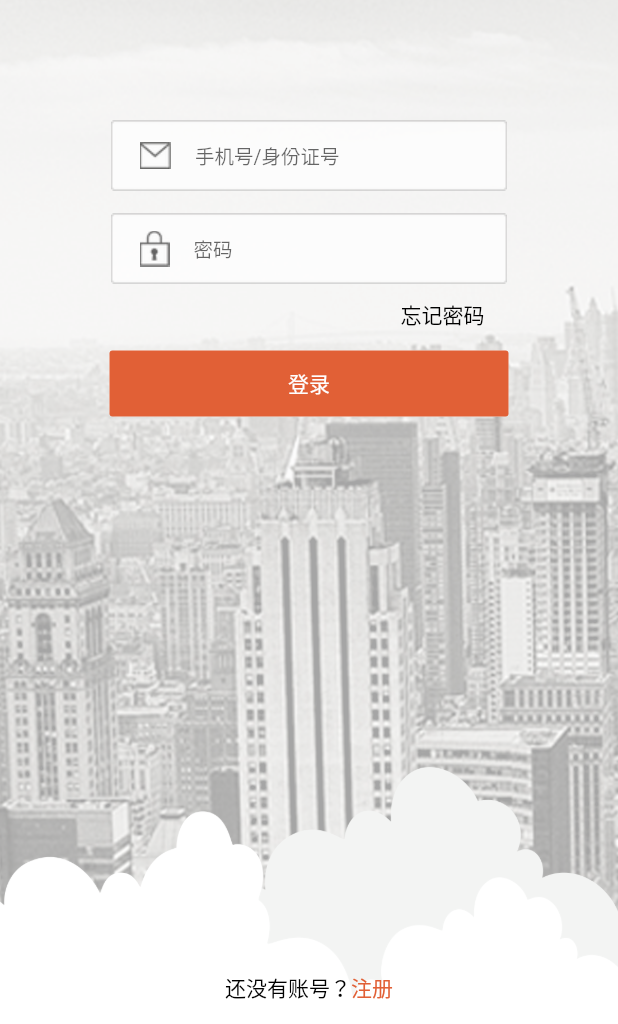
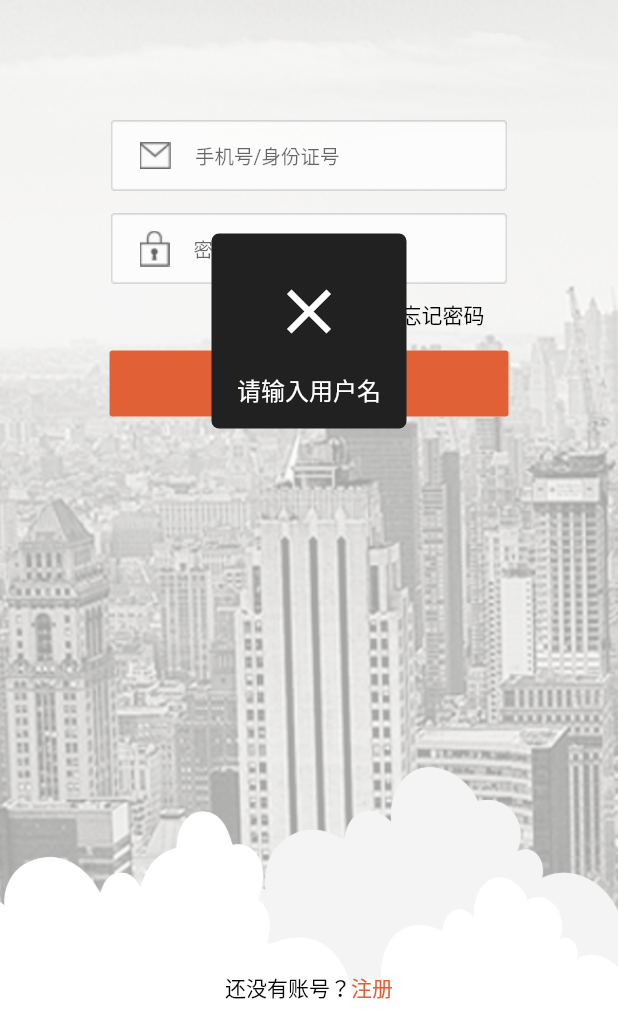
Before and after one commit to ShiXianjun-2016/flutter_dhyt, a Flutter app: the screen it shows after launch, after a tap on "登录", on a phone screen of 412 x 824 dp, the part 212-1236 px from its top. Run offline on Flutter 3.47's test engine with Material 2 defaults, Android fonts, the phone set to English and light mode, and no system bars.

Commit message:
hud 解决

```diff
--- /dev/null
+++ b/lib/Helper/ProgressHud/SJProgressHud.dart
@@ -0,0 +1,217 @@
+import 'dart:math';
+import 'package:flutter/material.dart';
+import 'package:flutter/cupertino.dart';
+import 'package:flutter_dhyt/Helper/ProgressHud/SJProgressbar.dart';
+
+
+enum ProgressHudType {
+  /// show loading with CupertinoActivityIndicator and text
+  loading,
+  /// show Icons.check and Text
+  success,
+  /// show Icons.close and Text
+  error,
+  /// show circle progress view and text
+  progress
+}
+
+/// show progresshud like ios app
+class ProgressHud extends StatefulWidget {
+  /// the offsetY of hudview postion from center, default is -50
+  final double offsetY;
+  final Widget child;
+
+  static ProgressHudState of(BuildContext context) {
+    final ProgressHudState progressHud = context.ancestorStateOfType(const TypeMatcher<ProgressHudState>());
+    if(progressHud != null){
+      return progressHud;
+    }else{
+      return context.rootAncestorStateOfType(const TypeMatcher<ProgressHudState>());
+    }
+  }
+
+  ProgressHud({ @required this.child, this.offsetY = -50, Key key })
+      : super(key: key);
+
+  @override
+  ProgressHudState createState() => ProgressHudState();
+}
+
+
+class ProgressHudState extends State<ProgressHud> with SingleTickerProviderStateMixin {
+  AnimationController _animation;
+
+  var _isVisible = false;
+  var _text = "";
+  var _opacity = 0.0;
+  var _progressType = ProgressHudType.loading;
+  var _progressValue = 0.0;
+
+  @override
+  void initState() {
+    _animation = AnimationController(
+        duration: const Duration(milliseconds: 200),
+        vsync: this
+    )..addListener(() {
+      setState(() {
+        _opacity = _animation.value;
+      });
+    })..addStatusListener((status) {
+      if (status == AnimationStatus.dismissed) {
+        setState(() {
+          _isVisible = false;
+        });
+      }
+    });
+    super.initState();
+  }
+
+  @override
+  void dispose() {
+    _animation.dispose();
+    _animation = null;
+    super.dispose();
+  }
+
+  /// dismiss hud
+  void dismiss() {
+    _animation?.reverse();
+  }
+
+  /// show hud with type and text
+  void show(ProgressHudType type, String text) {
+    if (_animation != null) {
+      _animation.forward();
+      setState(() {
+        _isVisible = true;
+        _text = text;
+        _progressType = type;
+      });
+    }
+  }
+
+  /// show loading with text
+  void showLoading({String text = "loading"}) {
+    this.show(ProgressHudType.loading, text);
+  }
+
+  /// show success icon with text and dismiss automatic
+  Future showSuccessAndDismiss({String text}) async {
+    await this.showAndDismiss(ProgressHudType.success, text);
+  }
+
+  /// show error icon with text and dismiss automatic
+  Future showErrorAndDismiss({String text}) async {
+    await this.showAndDismiss(ProgressHudType.error, text);
+  }
+
+  /// update progress value and text when ProgressHudType = progress
+  ///
+  /// should call `show(ProgressHudType.progress, "Loading")` before use
+  void updateProgress(double progress, String text) {
+    setState(() {
+      _progressValue = progress;
+      _text = text;
+    });
+  }
+
+  /// show hud and dismiss automatically
+  Future showAndDismiss(ProgressHudType type, String text) async {
+    show(type, text);
+    var millisecond = max(500 + text.length * 200, 1000);
+    var duration = Duration(milliseconds: millisecond);
+    await Future.delayed(duration);
+    dismiss();
+  }
+
+  @override
+  Widget build(BuildContext context) {
+    return Stack(
+      children: <Widget>[
+        widget.child,
+        Offstage(
+            offstage: !_isVisible,
+            child: Opacity(
+              opacity: _opacity,
+              child: _createHud(),
+            )
+        )
+      ],
+    );
+  }
+
+  Widget _createHud() {
+    const double kIconSize = 50;
+    switch (_progressType) {
+      case ProgressHudType.loading:
+        var sizeBox = SizedBox(
+            width: kIconSize,
+            height: kIconSize,
+            child: CupertinoActivityIndicator(animating: true, radius: 15)
+        );
+        return _createHudView(sizeBox);
+      case ProgressHudType.error:
+        return _createHudView(Icon(Icons.close, color: Colors.white, size: kIconSize));
+      case ProgressHudType.success:
+        return _createHudView(Icon(Icons.check, color: Colors.white, size: kIconSize));
+      case ProgressHudType.progress:
+        var progressWidget = CustomPaint(
+          painter: CircleProgressBarPainter(progress: _progressValue),
+          size: Size(kIconSize, kIconSize),
+        );
+        return _createHudView(progressWidget);
+      default:
+        throw Exception("not implementation");
+    }
+  }
+
+  Widget _createHudView(Widget child) {
+    return Stack(
+      children: <Widget>[
+        // do not response touch event
+        IgnorePointer(
+          ignoring: false,
+          child: Container(
+            color: Colors.transparent,
+            width: double.infinity,
+            height: double.infinity,
+          ),
+        ),
+        Center(
+          child: Container(
+            margin: EdgeInsets.fromLTRB(10, 10, 10, 10 - widget.offsetY * 2),
+            decoration: BoxDecoration(
+                color: Color.fromARGB(255, 33, 33, 33),
+                borderRadius: BorderRadius.circular(5)
+            ),
+            constraints: BoxConstraints(
+                minHeight: 130,
+                minWidth: 130
+            ),
+
+            child: Padding(
+              padding: EdgeInsets.all(12),
+              child: Column(
+                mainAxisSize: MainAxisSize.min,
+                children: <Widget>[
+                  Container(
+                    padding: EdgeInsets.all(15),
+                    child: child,
+                  ),
+                  Container(
+                    child: Text(
+                        _text,
+                        textAlign: TextAlign.center,
+                        style: TextStyle(color: Colors.white, fontSize: 16)
+                    ),
+                  )
+
+                ],
+              ),
+            ),
+          ),
+        ),
+      ],
+    );
+  }
+}
--- /dev/null
+++ b/lib/Helper/ProgressHud/SJProgressbar.dart
@@ -0,0 +1,37 @@
+import 'dart:math';
+import 'package:flutter/material.dart';
+
+
+class CircleProgressBarPainter extends CustomPainter {
+  final double progress;
+  final double strokeWidth;
+  final Color color;
+  final Color fillColor;
+  const CircleProgressBarPainter({
+    this.progress = 0,
+    this.strokeWidth = 3,
+    this.color = Colors.grey,
+    this.fillColor = Colors.white
+  });
+
+  @override
+  void paint(Canvas canvas, Size size) {
+    final paint = new Paint()
+      ..color = this.color
+      ..style = PaintingStyle.stroke
+      ..strokeWidth = strokeWidth;
+    final double diam = min(size.width, size.height);
+    final centerX = size.width * 0.5;
+    final centerY = size.height * 0.5;
+    final radius = diam / 2.0;
+
+    canvas.drawCircle(Offset(centerX, centerY), radius, paint);
+    paint.color = this.fillColor;
+    // draw in center
+    var rect = Rect.fromLTWH((size.width - diam) * 0.5, 0, diam, diam);
+    canvas.drawArc(rect, -0.5 * pi, progress * 2 * pi, false, paint);
+  }
+
+  @override
+  bool shouldRepaint(CustomPainter oldDelegate) => false;
+}
--- a/lib/code_tree/login/DHLoginController.dart
+++ b/lib/code_tree/login/DHLoginController.dart
@@ -1,6 +1,5 @@
 import 'package:flutter/material.dart';
-import 'package:bmprogresshud/bmprogresshud.dart';
-import 'dart:async';
+import 'package:flutter_dhyt/Helper/ProgressHud/SJProgressHud.dart';
 
 class DHLoginController extends StatelessWidget {
   @override
@@ -30,6 +29,7 @@ class DHLoginController extends StatelessWidget {
 }
 
 class LoginSafeAreaContent extends StatelessWidget {
+
   final usernameTextController = TextEditingController();
   final passwordTextController = TextEditingController();
 
@@ -37,6 +37,7 @@ class LoginSafeAreaContent extends StatelessWidget {
   Widget build(BuildContext context) {
     // TODO: implement build
     return SafeArea(
+      child: ProgressHud(
         child: Stack(
           children: <Widget>[
             Column(
@@ -49,7 +50,8 @@ class LoginSafeAreaContent extends StatelessWidget {
                     onPressed: () {},
                     highlightColor: Colors.transparent,
                     splashColor: Colors.transparent,
-                  icon: Image.asset("assets/images/icon/icon_reservation.png"),
+                    icon:
+                        Image.asset("assets/images/icon/icon_reservation.png"),
                     label: Text(
                       "发起预约",
                       style: TextStyle(color: Color(0xFFE16036), fontSize: 14),
@@ -63,24 +65,46 @@ class LoginSafeAreaContent extends StatelessWidget {
                   child: Image.asset("assets/images/login/login_logo.png"),
                 ),
 
-              // 账号密码
-              ProgressHud(
-                child: LoginEditCenterView(
+                Builder(builder: (context) {
+                  return LoginEditCenterView(
                     paddingTop: 80,
                     usernameTextController: usernameTextController,
                     passwordTextController: passwordTextController,
-                  loginCallback: (centerContext) {
-
-                  },
-                  forgetCallback: (centerContext) {},
-                ),
-              ),
+                    loginCallback: (){_chickLoginItem(context);},
+                    forgetCallback: () {_chickForgetItem(context);},
+                  );
+                }),
               ],
             ),
             LoginBottomRegisteredView(),
           ],
         ),
+      ),
     );
+  }
+
+  void _chickLoginItem(BuildContext context){
+
+    if (this.usernameTextController.text.length == 0){
+      ProgressHud.of(context).showErrorAndDismiss(text: "请输入用户名");
+      return;
+    }
+
+    if (this.passwordTextController.text.length == 0){
+      ProgressHud.of(context).showErrorAndDismiss(text: "请输入密码");
+      return;
+    }
+
+    if (this.passwordTextController.text.length < 6){
+      ProgressHud.of(context).showErrorAndDismiss(text: "密码应大于6位");
+      return;
+    }
+
+
+  }
+
+  void _chickForgetItem(BuildContext context){
+
   }
 }
 
@@ -90,8 +114,8 @@ class LoginEditCenterView extends StatelessWidget {
   final TextEditingController usernameTextController;
   final TextEditingController passwordTextController;
 
-  final void Function(BuildContext centerContext) loginCallback;
-  final void Function(BuildContext centerContext) forgetCallback;
+  final VoidCallback loginCallback;
+  final VoidCallback forgetCallback;
 
   LoginEditCenterView(
       {Key key,
@@ -135,9 +159,7 @@ class LoginEditCenterView extends StatelessWidget {
             child: FlatButton(
                 highlightColor: Colors.transparent,
                 splashColor: Colors.transparent,
-                onPressed:(){
-                  this.loginCallback(context);
-                },
+                onPressed: this.forgetCallback,
                 child: Text(
                   "忘记密码",
                   style: TextStyle(
@@ -157,9 +179,7 @@ class LoginEditCenterView extends StatelessWidget {
                   highlightColor: Colors.transparent,
                   splashColor: Colors.transparent,
                   color: Color(0xFFE16036),
-                  onPressed: (){
-                    this.forgetCallback(context);
-                  },
+                  onPressed: this.loginCallback,
                   child: Text(
                     "登录",
                     style: TextStyle(color: Colors.white),
--- a/lib/main.dart
+++ b/lib/main.dart
@@ -1,6 +1,7 @@
 import 'package:flutter/material.dart';
 import 'code_tree/login/DHLoginController.dart';
 import 'package:flutter/rendering.dart';
+import 'code_tree/demo/demo.dart';
 
 void main() {
 //  debugPaintSizeEnabled = true;
--- a/pubspec.yaml
+++ b/pubspec.yaml
@@ -23,7 +23,6 @@ dependencies:
   # The following adds the Cupertino Icons font to your application.
   # Use with the CupertinoIcons class for iOS style icons.
   cupertino_icons: ^0.1.2
-  bmprogresshud: ^0.0.2
 
 dev_dependencies:
   flutter_test:
```
Also changed, not shown: lib/code_tree/demo/demo.dart (added, +84 -0 lines), pubspec.lock. Lines whose indentation alone changed are shown as unchanged.
